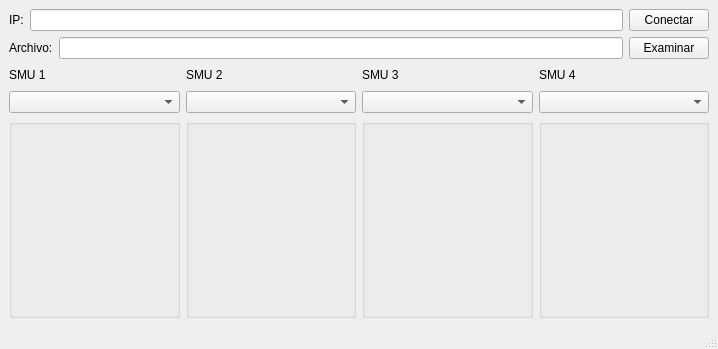
Qt form ui/Keithley.ui (jsantos17/Tesis) before a commit.
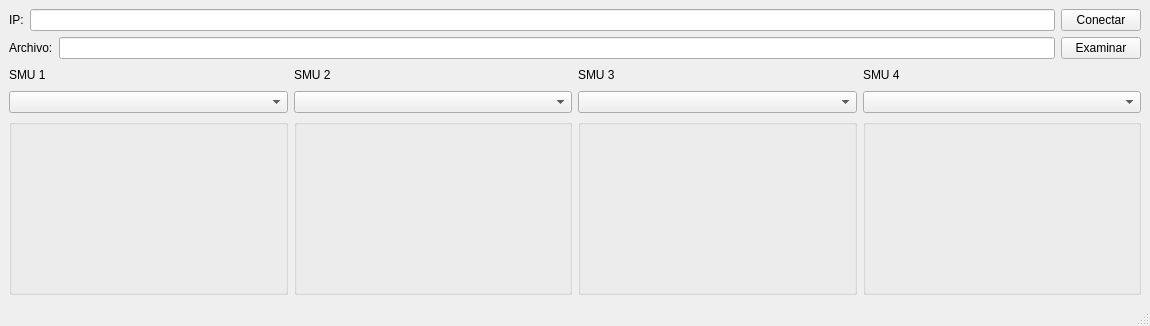
The same form after that commit.

Commit message: Fixed overlapping widget sets

```diff
--- a/ui/Keithley.ui
+++ b/ui/Keithley.ui
@@ -6,10 +6,16 @@
    <rect>
     <x>0</x>
     <y>0</y>
-    <width>718</width>
-    <height>349</height>
+    <width>1150</width>
+    <height>326</height>
    </rect>
   </property>
+  <property name="minimumSize">
+   <size>
+    <width>1150</width>
+    <height>0</height>
+   </size>
+  </property>
   <property name="windowTitle">
    <string>SMU</string>
   </property>
```
Left out of the diff: 11 changed lines with no effect on the pictures. The commit also changes 6 other files.
